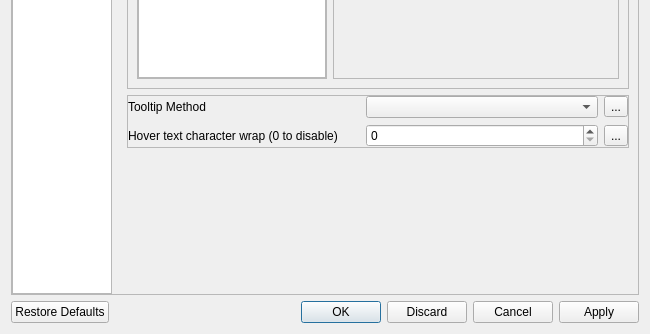
dpaulat/supercell-wx, file scwx-qt/source/scwx/qt/ui/settings_dialog.ui: the form before one commit; both pictures show x 0 to 650 and y 166 to 500 of the 650 by 500 pixel window.
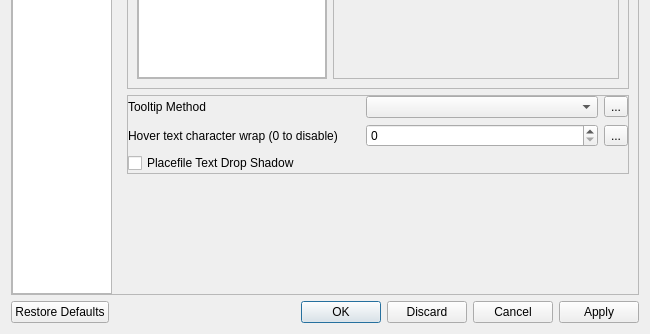
The form after the commit. The open tabs and pages were chosen to show the change. Icons and pictures are not drawn.

Commit message: Add drop shadow to placefile text

```diff
--- a/scwx-qt/source/scwx/qt/ui/settings_dialog.ui
+++ b/scwx-qt/source/scwx/qt/ui/settings_dialog.ui
@@ -672,6 +672,13 @@
                </property>
               </widget>
              </item>
+             <item row="2" column="0" colspan="2">
+              <widget class="QCheckBox" name="placefileTextDropShadowCheckBox">
+               <property name="text">
+                <string>Placefile Text Drop Shadow</string>
+               </property>
+              </widget>
+             </item>
             </layout>
            </widget>
           </item>
```
Left out of the diff: 18 changed lines with no effect on the pictures. The commit also changes 4 other files.
